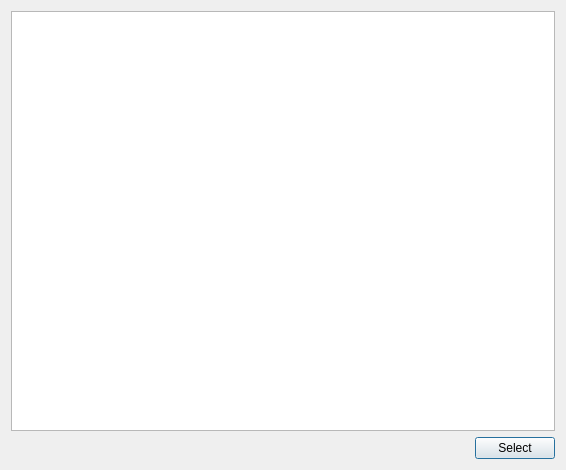
First picture: the form in ui/selectmapdialog.ui, repository metootem/TF2-Dedicated-Server-Manager, before the edit.
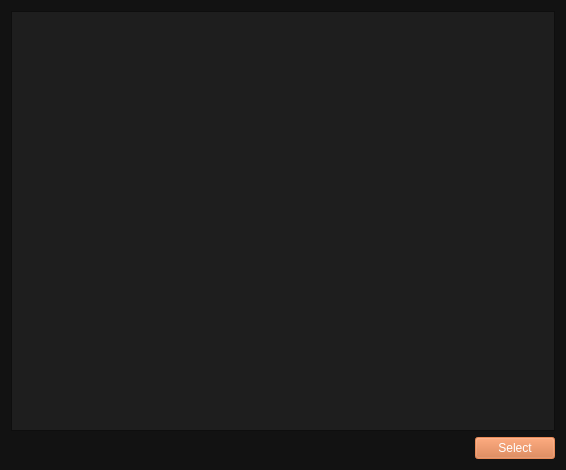
Second picture: the form after the edit. Icons and pictures are not drawn.

Commit message: Added app icon and main palette to widgets

Diff of the .ui file:
```diff
--- a/ui/selectmapdialog.ui
+++ b/ui/selectmapdialog.ui
@@ -10,6 +10,331 @@
     <height>470</height>
    </rect>
   </property>
+  <property name="palette">
+   <palette>
+    <active>
+     <colorrole role="WindowText">
+      <brush brushstyle="SolidPattern">
+       <color alpha="255">
+        <red>255</red>
+        <green>255</green>
+        <blue>255</blue>
+       </color>
+      </brush>
+     </colorrole>
+     <colorrole role="Button">
+      <brush brushstyle="SolidPattern">
+       <color alpha="255">
+        <red>207</red>
+        <green>106</green>
+        <blue>50</blue>
+       </color>
+      </brush>
+     </colorrole>
+     <colorrole role="Dark">
+      <brush brushstyle="SolidPattern">
+       <color alpha="255">
+        <red>92</red>
+        <green>92</green>
+        <blue>92</blue>
+       </color>
+      </brush>
+     </colorrole>
+     <colorrole role="Mid">
+      <brush brushstyle="SolidPattern">
+       <color alpha="255">
+        <red>127</red>
+        <green>127</green>
+        <blue>127</blue>
+       </color>
+      </brush>
+     </colorrole>
+     <colorrole role="Text">
+      <brush brushstyle="SolidPattern">
+       <color alpha="255">
+        <red>255</red>
+        <green>255</green>
+        <blue>255</blue>
+       </color>
+      </brush>
+     </colorrole>
+     <colorrole role="ButtonText">
+      <brush brushstyle="SolidPattern">
+       <color alpha="255">
+        <red>255</red>
+        <green>255</green>
+        <blue>255</blue>
+       </color>
+      </brush>
+     </colorrole>
+     <colorrole role="Base">
+      <brush brushstyle="SolidPattern">
+       <color alpha="255">
+        <red>30</red>
+        <green>30</green>
+        <blue>30</blue>
+       </color>
+      </brush>
+     </colorrole>
+     <colorrole role="Window">
+      <brush brushstyle="SolidPattern">
+       <color alpha="255">
+        <red>18</red>
+        <green>18</green>
+        <blue>18</blue>
+       </color>
+      </brush>
+     </colorrole>
+     <colorrole role="Highlight">
+      <brush brushstyle="SolidPattern">
+       <color alpha="255">
+        <red>207</red>
+        <green>106</green>
+        <blue>50</blue>
+       </color>
+      </brush>
+     </colorrole>
+     <colorrole role="LinkVisited">
+      <brush brushstyle="SolidPattern">
+       <color alpha="255">
+        <red>255</red>
+        <green>158</green>
+        <blue>105</blue>
+       </color>
+      </brush>
+     </colorrole>
+     <colorrole role="AlternateBase">
+      <brush brushstyle="SolidPattern">
+       <color alpha="255">
+        <red>45</red>
+        <green>45</green>
+        <blue>45</blue>
+       </color>
+      </brush>
+     </colorrole>
+     <colorrole role="ToolTipBase">
+      <brush brushstyle="SolidPattern">
+       <color alpha="255">
+        <red>97</red>
+        <green>97</green>
+        <blue>97</blue>
+       </color>
+      </brush>
+     </colorrole>
+    </active>
+    <inactive>
+     <colorrole role="WindowText">
+      <brush brushstyle="SolidPattern">
+       <color alpha="255">
+        <red>255</red>
+        <green>255</green>
+        <blue>255</blue>
+       </color>
+      </brush>
+     </colorrole>
+     <colorrole role="Button">
+      <brush brushstyle="SolidPattern">
+       <color alpha="255">
+        <red>207</red>
+        <green>106</green>
+        <blue>50</blue>
+       </color>
+      </brush>
+     </colorrole>
+     <colorrole role="Dark">
+      <brush brushstyle="SolidPattern">
+       <color alpha="255">
+        <red>92</red>
+        <green>92</green>
+        <blue>92</blue>
+       </color>
+      </brush>
+     </colorrole>
+     <colorrole role="Mid">
+      <brush brushstyle="SolidPattern">
+       <color alpha="255">
+        <red>127</red>
+        <green>127</green>
+        <blue>127</blue>
+       </color>
+      </brush>
+     </colorrole>
+     <colorrole role="Text">
+      <brush brushstyle="SolidPattern">
+       <color alpha="255">
+        <red>255</red>
+        <green>255</green>
+        <blue>255</blue>
+       </color>
+      </brush>
+     </colorrole>
+     <colorrole role="ButtonText">
+      <brush brushstyle="SolidPattern">
+       <color alpha="255">
+        <red>255</red>
+        <green>255</green>
+        <blue>255</blue>
+       </color>
+      </brush>
+     </colorrole>
+     <colorrole role="Base">
+      <brush brushstyle="SolidPattern">
+       <color alpha="255">
+        <red>30</red>
+        <green>30</green>
+        <blue>30</blue>
+       </color>
+      </brush>
+     </colorrole>
+     <colorrole role="Window">
+      <brush brushstyle="SolidPattern">
+       <color alpha="255">
+        <red>18</red>
+        <green>18</green>
+        <blue>18</blue>
+       </color>
+      </brush>
+     </colorrole>
+     <colorrole role="Highlight">
+      <brush brushstyle="SolidPattern">
+       <color alpha="255">
+        <red>207</red>
+        <green>106</green>
+        <blue>50</blue>
+       </color>
+      </brush>
+     </colorrole>
+     <colorrole role="LinkVisited">
+      <brush brushstyle="SolidPattern">
+       <color alpha="255">
+        <red>255</red>
+        <green>158</green>
+        <blue>105</blue>
+       </color>
+      </brush>
+     </colorrole>
+     <colorrole role="AlternateBase">
+      <brush brushstyle="SolidPattern">
+       <color alpha="255">
+        <red>45</red>
+        <green>45</green>
+        <blue>45</blue>
+       </color>
+      </brush>
+     </colorrole>
+     <colorrole role="ToolTipBase">
+      <brush brushstyle="SolidPattern">
+       <color alpha="255">
+        <red>97</red>
+        <green>97</green>
+        <blue>97</blue>
+       </color>
+      </brush>
+     </colorrole>
+    </inactive>
+    <disabled>
+     <colorrole role="WindowText">
+      <brush brushstyle="SolidPattern">
+       <color alpha="255">
+        <red>92</red>
+        <green>92</green>
+        <blue>92</blue>
+       </color>
+      </brush>
+     </colorrole>
+     <colorrole role="Button">
+      <brush brushstyle="SolidPattern">
+       <color alpha="255">
+        <red>207</red>
+        <green>106</green>
+        <blue>50</blue>
+       </color>
+      </brush>
+     </colorrole>
+     <colorrole role="Dark">
+      <brush brushstyle="SolidPattern">
+       <color alpha="255">
+        <red>92</red>
+        <green>92</green>
+        <blue>92</blue>
+       </color>
+      </brush>
+     </colorrole>
+     <colorrole role="Mid">
+      <brush brushstyle="SolidPattern">
+       <color alpha="255">
+        <red>127</red>
+        <green>127</green>
+        <blue>127</blue>
+       </color>
+      </brush>
+     </colorrole>
+     <colorrole role="Text">
+      <brush brushstyle="SolidPattern">
+       <color alpha="255">
+        <red>92</red>
+        <green>92</green>
+        <blue>92</blue>
+       </color>
+      </brush>
+     </colorrole>
+     <colorrole role="ButtonText">
+      <brush brushstyle="SolidPattern">
+       <color alpha="255">
+        <red>92</red>
+        <green>92</green>
+        <blue>92</blue>
+       </color>
+      </brush>
+     </colorrole>
+     <colorrole role="Base">
+      <brush brushstyle="SolidPattern">
+       <color alpha="255">
+        <red>18</red>
+        <green>18</green>
+        <blue>18</blue>
+       </color>
+      </brush>
+     </colorrole>
+     <colorrole role="Window">
+      <brush brushstyle="SolidPattern">
+       <color alpha="255">
+        <red>18</red>
+        <green>18</green>
+        <blue>18</blue>
+       </color>
+      </brush>
+     </colorrole>
+     <colorrole role="LinkVisited">
+      <brush brushstyle="SolidPattern">
+       <color alpha="255">
+        <red>255</red>
+        <green>158</green>
+        <blue>105</blue>
+       </color>
+      </brush>
+     </colorrole>
+     <colorrole role="AlternateBase">
+      <brush brushstyle="SolidPattern">
+       <color alpha="255">
+        <red>45</red>
+        <green>45</green>
+        <blue>45</blue>
+       </color>
+      </brush>
+     </colorrole>
+     <colorrole role="ToolTipBase">
+      <brush brushstyle="SolidPattern">
+       <color alpha="255">
+        <red>97</red>
+        <green>97</green>
+        <blue>97</blue>
+       </color>
+      </brush>
+     </colorrole>
+    </disabled>
+   </palette>
+  </property>
   <property name="windowTitle">
    <string>Select Map</string>
   </property>
@@ -19,7 +344,333 @@
   </property>
   <layout class="QVBoxLayout" name="verticalLayout">
    <item>
-    <widget class="QListWidget" name="listMaps"/>
+    <widget class="QListWidget" name="listMaps">
+     <property name="palette">
+      <palette>
+       <active>
+        <colorrole role="WindowText">
+         <brush brushstyle="SolidPattern">
+          <color alpha="255">
+           <red>255</red>
+           <green>255</green>
+           <blue>255</blue>
+          </color>
+         </brush>
+        </colorrole>
+        <colorrole role="Button">
+         <brush brushstyle="SolidPattern">
+          <color alpha="255">
+           <red>207</red>
+           <green>106</green>
+           <blue>50</blue>
+          </color>
+         </brush>
+        </colorrole>
+        <colorrole role="Dark">
+         <brush brushstyle="SolidPattern">
+          <color alpha="255">
+           <red>92</red>
+           <green>92</green>
+           <blue>92</blue>
+          </color>
+         </brush>
+        </colorrole>
+        <colorrole role="Mid">
+         <brush brushstyle="SolidPattern">
+          <color alpha="255">
+           <red>127</red>
+           <green>127</green>
+           <blue>127</blue>
+          </color>
+         </brush>
+        </colorrole>
+        <colorrole role="Text">
+         <brush brushstyle="SolidPattern">
+          <color alpha="255">
+           <red>255</red>
+           <green>255</green>
+           <blue>255</blue>
+          </color>
+         </brush>
+        </colorrole>
+        <colorrole role="ButtonText">
+         <brush brushstyle="SolidPattern">
+          <color alpha="255">
+           <red>255</red>
+           <green>255</green>
+           <blue>255</blue>
+          </color>
+         </brush>
+        </colorrole>
+        <colorrole role="Base">
+         <brush brushstyle="SolidPattern">
+          <color alpha="255">
+           <red>30</red>
+           <green>30</green>
+           <blue>30</blue>
+          </color>
+         </brush>
+        </colorrole>
+        <colorrole role="Window">
+         <brush brushstyle="SolidPattern">
+          <color alpha="255">
+           <red>18</red>
+           <green>18</green>
+           <blue>18</blue>
+          </color>
+         </brush>
+        </colorrole>
+        <colorrole role="Highlight">
+         <brush brushstyle="SolidPattern">
+          <color alpha="255">
+           <red>207</red>
+           <green>106</green>
+           <blue>50</blue>
+          </color>
+         </brush>
+        </colorrole>
+        <colorrole role="LinkVisited">
+         <brush brushstyle="SolidPattern">
+          <color alpha="255">
+           <red>255</red>
+           <green>158</green>
+           <blue>105</blue>
+          </color>
+         </brush>
+        </colorrole>
+        <colorrole role="AlternateBase">
+         <brush brushstyle="SolidPattern">
+          <color alpha="255">
+           <red>45</red>
+           <green>45</green>
+           <blue>45</blue>
+          </color>
+         </brush>
+        </colorrole>
+        <colorrole role="ToolTipBase">
+         <brush brushstyle="SolidPattern">
+          <color alpha="255">
+           <red>97</red>
+           <green>97</green>
+           <blue>97</blue>
+          </color>
+         </brush>
+        </colorrole>
+       </active>
+       <inactive>
+        <colorrole role="WindowText">
+         <brush brushstyle="SolidPattern">
+          <color alpha="255">
+           <red>255</red>
+           <green>255</green>
+           <blue>255</blue>
+          </color>
+         </brush>
+        </colorrole>
+        <colorrole role="Button">
+         <brush brushstyle="SolidPattern">
+          <color alpha="255">
+           <red>207</red>
+           <green>106</green>
+           <blue>50</blue>
+          </color>
+         </brush>
+        </colorrole>
+        <colorrole role="Dark">
+         <brush brushstyle="SolidPattern">
+          <color alpha="255">
+           <red>92</red>
+           <green>92</green>
+           <blue>92</blue>
+          </color>
+         </brush>
+        </colorrole>
+        <colorrole role="Mid">
+         <brush brushstyle="SolidPattern">
+          <color alpha="255">
+           <red>127</red>
+           <green>127</green>
+           <blue>127</blue>
+          </color>
+         </brush>
+        </colorrole>
+        <colorrole role="Text">
+         <brush brushstyle="SolidPattern">
+          <color alpha="255">
+           <red>255</red>
+           <green>255</green>
+           <blue>255</blue>
+          </color>
+         </brush>
+        </colorrole>
+        <colorrole role="ButtonText">
+         <brush brushstyle="SolidPattern">
+          <color alpha="255">
+           <red>255</red>
+           <green>255</green>
+           <blue>255</blue>
+          </color>
+         </brush>
+        </colorrole>
+        <colorrole role="Base">
+         <brush brushstyle="SolidPattern">
+          <color alpha="255">
+           <red>30</red>
+           <green>30</green>
+           <blue>30</blue>
+          </color>
+         </brush>
+        </colorrole>
+        <colorrole role="Window">
+         <brush brushstyle="SolidPattern">
+          <color alpha="255">
+           <red>18</red>
+           <green>18</green>
+           <blue>18</blue>
+          </color>
+         </brush>
+        </colorrole>
+        <colorrole role="Highlight">
+         <brush brushstyle="SolidPattern">
+          <color alpha="255">
+           <red>207</red>
+           <green>106</green>
+           <blue>50</blue>
+          </color>
+         </brush>
+        </colorrole>
+        <colorrole role="LinkVisited">
+         <brush brushstyle="SolidPattern">
+          <color alpha="255">
+           <red>255</red>
+           <green>158</green>
+           <blue>105</blue>
+          </color>
+         </brush>
+        </colorrole>
+        <colorrole role="AlternateBase">
+         <brush brushstyle="SolidPattern">
+          <color alpha="255">
+           <red>45</red>
+           <green>45</green>
+           <blue>45</blue>
+          </color>
+         </brush>
+        </colorrole>
+        <colorrole role="ToolTipBase">
+         <brush brushstyle="SolidPattern">
+          <color alpha="255">
+           <red>97</red>
+           <green>97</green>
+           <blue>97</blue>
+          </color>
+         </brush>
+        </colorrole>
+       </inactive>
+       <disabled>
+        <colorrole role="WindowText">
+         <brush brushstyle="SolidPattern">
+          <color alpha="255">
+           <red>92</red>
+           <green>92</green>
+           <blue>92</blue>
+          </color>
+         </brush>
+        </colorrole>
+        <colorrole role="Button">
+         <brush brushstyle="SolidPattern">
+          <color alpha="255">
+           <red>207</red>
+           <green>106</green>
+           <blue>50</blue>
+          </color>
+         </brush>
+        </colorrole>
+        <colorrole role="Dark">
+         <brush brushstyle="SolidPattern">
+          <color alpha="255">
+           <red>92</red>
+           <green>92</green>
+           <blue>92</blue>
+          </color>
+         </brush>
+        </colorrole>
+        <colorrole role="Mid">
+         <brush brushstyle="SolidPattern">
+          <color alpha="255">
+           <red>127</red>
+           <green>127</green>
+           <blue>127</blue>
+          </color>
+         </brush>
+        </colorrole>
+        <colorrole role="Text">
+         <brush brushstyle="SolidPattern">
+          <color alpha="255">
+           <red>92</red>
+           <green>92</green>
+           <blue>92</blue>
+          </color>
+         </brush>
+        </colorrole>
+        <colorrole role="ButtonText">
+         <brush brushstyle="SolidPattern">
+          <color alpha="255">
+           <red>92</red>
+           <green>92</green>
+           <blue>92</blue>
+          </color>
+         </brush>
+        </colorrole>
+        <colorrole role="Base">
+         <brush brushstyle="SolidPattern">
+          <color alpha="255">
+           <red>18</red>
+           <green>18</green>
+           <blue>18</blue>
+          </color>
+         </brush>
+        </colorrole>
+        <colorrole role="Window">
+         <brush brushstyle="SolidPattern">
+          <color alpha="255">
+           <red>18</red>
+           <green>18</green>
+           <blue>18</blue>
+          </color>
+         </brush>
+        </colorrole>
+        <colorrole role="LinkVisited">
+         <brush brushstyle="SolidPattern">
+          <color alpha="255">
+           <red>255</red>
+           <green>158</green>
+           <blue>105</blue>
+          </color>
+         </brush>
+        </colorrole>
+        <colorrole role="AlternateBase">
+         <brush brushstyle="SolidPattern">
+          <color alpha="255">
+           <red>45</red>
+           <green>45</green>
+           <blue>45</blue>
+          </color>
+         </brush>
+        </colorrole>
+        <colorrole role="ToolTipBase">
+         <brush brushstyle="SolidPattern">
+          <color alpha="255">
+           <red>97</red>
+           <green>97</green>
+           <blue>97</blue>
+          </color>
+         </brush>
+        </colorrole>
+       </disabled>
+      </palette>
+     </property>
+    </widget>
    </item>
    <item>
     <layout class="QHBoxLayout" name="horizontalLayout">
```
The commit also changes 14 other files.
